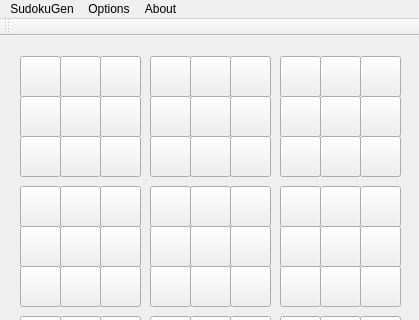
Old version of the form mainwindow.ui in the repository willblades/SudoGen; both pictures show x 0 to 419 and y 0 to 320 of the 419 by 467 pixel window.
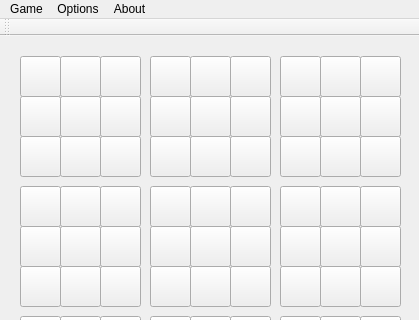
New version of the form.

Patch:
```diff
--- a/mainwindow.ui
+++ b/mainwindow.ui
@@ -1808,7 +1808,7 @@
    </property>
    <widget class="QMenu" name="menuSudokuGen">
     <property name="title">
-     <string>SudokuGen</string>
+     <string>Game</string>
     </property>
     <addaction name="actionNew_Game"/>
     <addaction name="actionExit"/>
```
Left out of the diff: 8 changed lines with no effect on the pictures.
